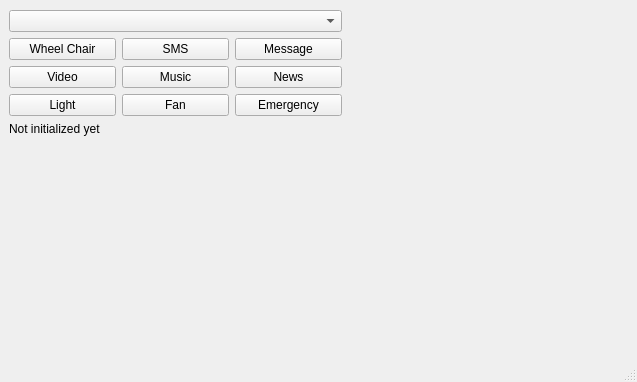
This is ui/MainWindow.ui in sakibreza/EyeTask-V1.0 as Qt 5 draws it before an edit. The edited form follows.
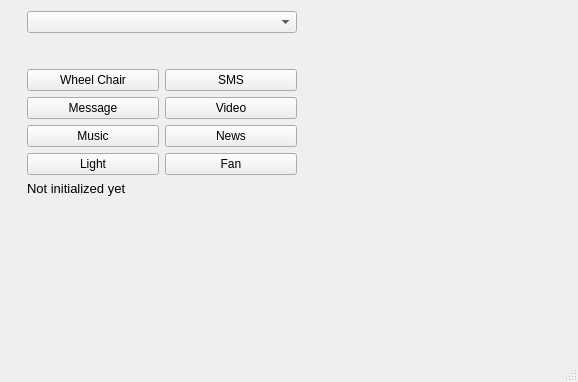
This is the edited form.

The edit to the form file:
```diff
--- a/ui/MainWindow.ui
+++ b/ui/MainWindow.ui
@@ -6,7 +6,7 @@
    <rect>
     <x>0</x>
     <y>0</y>
-    <width>637</width>
+    <width>578</width>
     <height>382</height>
    </rect>
   </property>
@@ -17,12 +17,19 @@
    <string>Welcome</string>
   </property>
   <widget class="QWidget" name="centralwidget">
+   <widget class="QWidget" name="">
+    <property name="geometry">
+     <rect>
+      <x>27</x>
+      <y>11</y>
+      <width>560</width>
+      <height>342</height>
+     </rect>
+    </property>
+    <layout class="QHBoxLayout" name="horizontalLayout_5">
+     <item>
    <layout class="QVBoxLayout" name="verticalLayout_2">
     <item>
-     <layout class="QHBoxLayout" name="horizontalLayout">
-      <item>
-       <layout class="QVBoxLayout" name="verticalLayout">
-        <item>
          <widget class="QComboBox" name="selectMethodComboBox">
           <property name="currentText">
            <string notr="true" extracomment="None"/>
@@ -42,74 +49,118 @@
          </widget>
         </item>
         <item>
-         <layout class="QGridLayout" name="gridLayout">
-          <item row="0" column="0">
+        <spacer name="verticalSpacer">
+         <property name="orientation">
+          <enum>Qt::Vertical</enum>
+         </property>
+         <property name="sizeType">
+          <enum>QSizePolicy::Fixed</enum>
+         </property>
+         <property name="sizeHint" stdset="0">
+          <size>
+           <width>14</width>
+           <height>30</height>
+          </size>
+         </property>
+        </spacer>
+       </item>
+       <item>
+        <layout class="QVBoxLayout" name="verticalLayout">
+         <item>
+          <layout class="QHBoxLayout" name="horizontalLayout">
+           <item>
            <widget class="QPushButton" name="b1_1">
             <property name="text">
              <string>Wheel Chair</string>
             </property>
            </widget>
           </item>
-          <item row="0" column="1">
+           <item>
            <widget class="QPushButton" name="b1_2">
             <property name="text">
              <string>SMS</string>
             </property>
            </widget>
           </item>
-          <item row="0" column="2">
+          </layout>
+         </item>
+         <item>
+          <layout class="QHBoxLayout" name="horizontalLayout_2">
+           <item>
            <widget class="QPushButton" name="b1_3">
             <property name="text">
              <string>Message</string>
             </property>
            </widget>
           </item>
-          <item row="1" column="0">
+           <item>
            <widget class="QPushButton" name="b2_1">
             <property name="text">
              <string>Video</string>
             </property>
            </widget>
           </item>
-          <item row="1" column="1">
+          </layout>
+         </item>
+         <item>
+          <layout class="QHBoxLayout" name="horizontalLayout_3">
+           <item>
            <widget class="QPushButton" name="b2_2">
             <property name="text">
              <string>Music</string>
             </property>
            </widget>
           </item>
-          <item row="1" column="2">
+           <item>
            <widget class="QPushButton" name="b2_3">
             <property name="text">
              <string>News</string>
             </property>
            </widget>
           </item>
-          <item row="2" column="0">
+          </layout>
+         </item>
+         <item>
+          <layout class="QHBoxLayout" name="horizontalLayout_4">
+           <item>
            <widget class="QPushButton" name="b3_1">
             <property name="text">
              <string>Light</string>
             </property>
            </widget>
           </item>
-          <item row="2" column="1">
+           <item>
            <widget class="QPushButton" name="b3_2">
             <property name="text">
              <string>Fan</string>
             </property>
            </widget>
           </item>
-          <item row="2" column="2">
-           <widget class="QPushButton" name="b3_3">
-            <property name="text">
-             <string>Emergency</string>
-            </property>
-           </widget>
+          </layout>
           </item>
          </layout>
         </item>
         <item>
          <widget class="QLabel" name="image_info_textlabel">
+         <property name="minimumSize">
+          <size>
+           <width>270</width>
+           <height>0</height>
+          </size>
+         </property>
+         <property name="maximumSize">
+          <size>
+           <width>270</width>
+           <height>16777215</height>
+          </size>
+         </property>
+         <property name="font">
+          <font>
+           <pointsize>10</pointsize>
+           <weight>50</weight>
+           <bold>false</bold>
+          </font>
+         </property>
           <property name="text">
            <string>Not initialized yet</string>
           </property>
@@ -134,20 +185,13 @@
           <height>340</height>
          </size>
         </property>
-        <property name="maximumSize">
-         <size>
-          <width>280</width>
-          <height>340</height>
-         </size>
-        </property>
         <property name="text">
          <string/>
         </property>
        </widget>
       </item>
      </layout>
-    </item>
-   </layout>
+   </widget>
   </widget>
   <widget class="QStatusBar" name="statusBar"/>
  </widget>
```
Lines whose indentation alone changed are shown as unchanged.
